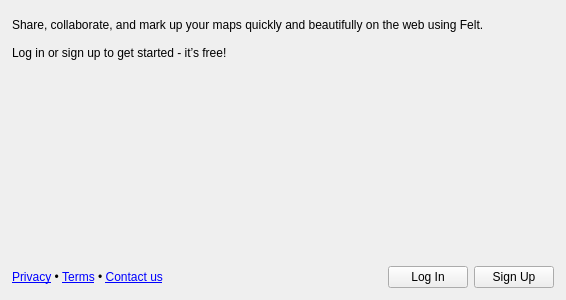
Before: the Qt Designer form felt/ui/authorize.ui in felt/qgis-plugin, drawn with Qt 5.
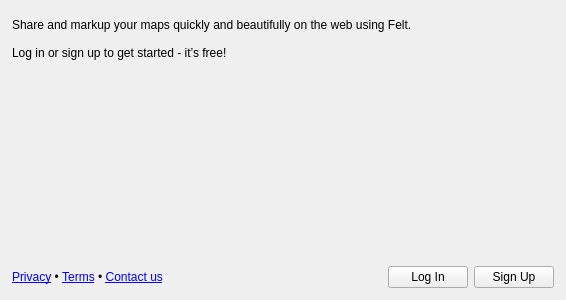
After: the same form once the commit is applied.

Commit message:
Adjust the copy in the auth dialog to remove commas (#60)
Adjust the copy slightly in the auth dialog

This addresses https://github.com/felt/qgis-plugin-discussion/issues/25 by
removing commas that do not display correctly on MacOS.

```diff
--- a/felt/ui/authorize.ui
+++ b/felt/ui/authorize.ui
@@ -53,7 +53,7 @@
      <item>
       <widget class="QLabel" name="label_login">
        <property name="text">
-        <string>Share, collaborate, and mark up your maps quickly and beautifully on the web using Felt.
+        <string>Share and markup your maps quickly and beautifully on the web using Felt.
 
 Log in or sign up to get started - it’s free!</string>
        </property>
```
